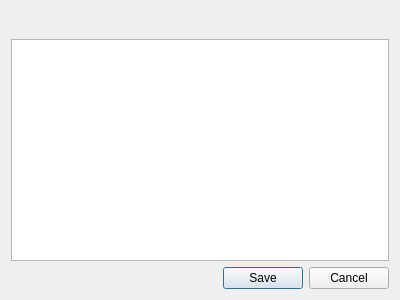
Above: app/view/dialog/dlgimportlistresult.ui from emtrai/hrm_monastery before the change. Below: the same form after it.
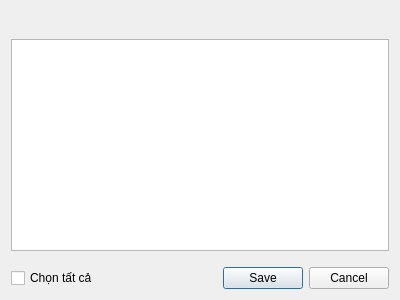
That is the form after the change.

```diff
--- a/app/view/dialog/dlgimportlistresult.ui
+++ b/app/view/dialog/dlgimportlistresult.ui
@@ -38,6 +38,18 @@
     </layout>
    </item>
    <item>
+    <layout class="QHBoxLayout" name="horizontalLayout">
+     <property name="topMargin">
+      <number>10</number>
+     </property>
+     <item>
+      <widget class="QCheckBox" name="chkSelect">
+       <property name="text">
+        <string>Chọn tất cả</string>
+       </property>
+      </widget>
+     </item>
+     <item>
     <widget class="QDialogButtonBox" name="buttonBox">
      <property name="orientation">
       <enum>Qt::Horizontal</enum>
@@ -46,6 +58,8 @@
       <set>QDialogButtonBox::Cancel|QDialogButtonBox::Save</set>
      </property>
     </widget>
+     </item>
+    </layout>
    </item>
   </layout>
  </widget>
```
Lines whose indentation alone changed are shown as unchanged.
